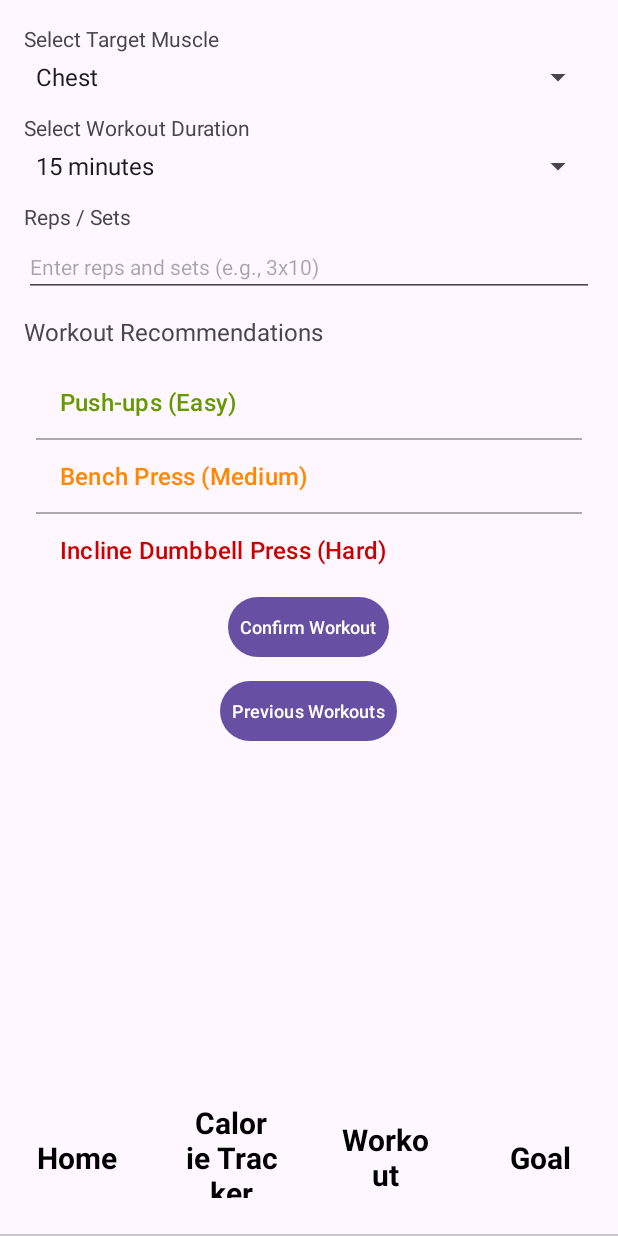
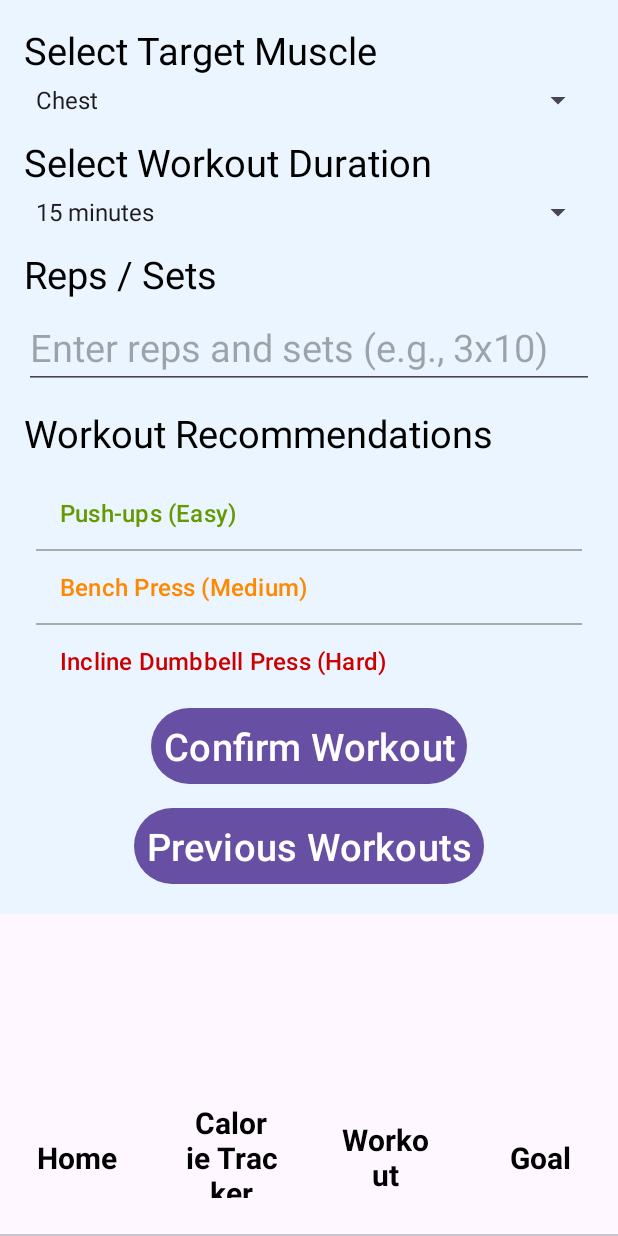
Before and after one commit to kar5252/CMSC-434-Health-App, an Android app: the screen it shows after launch (MainActivity), item 3 of the bottom bar chosen, on a phone screen of 412 x 824 dp. Run offline under Robolectric (Android 15) with nearby library versions, the phone set to English and light mode, and no system bars.

Commit message:
workout colors and text size changed

```diff
--- a/app/src/main/res/layout/fragment_previous_workouts.xml
+++ b/app/src/main/res/layout/fragment_previous_workouts.xml
@@ -2,6 +2,7 @@
     xmlns:android="http://schemas.android.com/apk/res/android"
     android:layout_width="match_parent"
     android:layout_height="match_parent"
+    android:background="#ebf5ff"
     android:orientation="vertical"
     android:padding="16dp">
 
@@ -10,6 +11,7 @@
         android:layout_width="match_parent"
         android:layout_height="0dp"
         android:layout_weight="1"
+        android:background="#DDEDF8"
         android:divider="@android:color/darker_gray"
         android:dividerHeight="1dp" />
 
@@ -20,5 +22,5 @@
         android:text="Back to Workout"
         android:layout_marginTop="8dp"
         android:padding="12dp"
-        android:textSize="16sp" />
+        android:textSize="25sp" />
 </LinearLayout>
--- a/app/src/main/res/layout/fragment_workout.xml
+++ b/app/src/main/res/layout/fragment_workout.xml
@@ -10,13 +10,15 @@
         android:layout_width="match_parent"
         android:layout_height="wrap_content"
         android:orientation="vertical"
+        android:background="#ebf5ff"
         android:padding="16dp">
 
         <TextView
             android:layout_width="wrap_content"
             android:layout_height="wrap_content"
+            android:textColor="@color/black"
             android:text="Select Target Muscle"
-            android:textSize="14sp"
+            android:textSize="25sp"
             android:layout_marginBottom="4dp" />
 
         <Spinner
@@ -28,7 +30,8 @@
             android:layout_width="wrap_content"
             android:layout_height="wrap_content"
             android:text="Select Workout Duration"
-            android:textSize="14sp"
+            android:textColor="@color/black"
+            android:textSize="25sp"
             android:layout_marginTop="12dp"
             android:layout_marginBottom="4dp" />
 
@@ -41,7 +44,8 @@
             android:layout_width="wrap_content"
             android:layout_height="wrap_content"
             android:text="Reps / Sets"
-            android:textSize="14sp"
+            android:textColor="@color/black"
+            android:textSize="25sp"
             android:layout_marginTop="12dp"
             android:layout_marginBottom="4dp" />
 
@@ -50,13 +54,14 @@
             android:layout_width="match_parent"
             android:layout_height="wrap_content"
             android:hint="Enter reps and sets (e.g., 3x10)"
-            android:textSize="14sp" />
+            android:textSize="25sp" />
 
         <TextView
             android:layout_width="wrap_content"
             android:layout_height="wrap_content"
             android:text="Workout Recommendations"
-            android:textSize="16sp"
+            android:textColor="@color/black"
+            android:textSize="25sp"
             android:layout_marginTop="12dp"
             android:layout_marginBottom="4dp" />
 
@@ -74,7 +79,7 @@
             android:layout_height="wrap_content"
             android:text="Confirm Workout"
             android:layout_marginTop="8dp"
-            android:textSize="12sp"
+            android:textSize="25sp"
             android:layout_gravity="center_horizontal"
             android:padding="8dp" />
 
@@ -83,7 +88,7 @@
             android:layout_width="wrap_content"
             android:layout_height="wrap_content"
             android:text="Previous Workouts"
-            android:textSize="12sp"
+            android:textSize="25sp"
             android:layout_gravity="center_horizontal"
             android:padding="8dp"
             android:layout_marginTop="8dp" />
```
